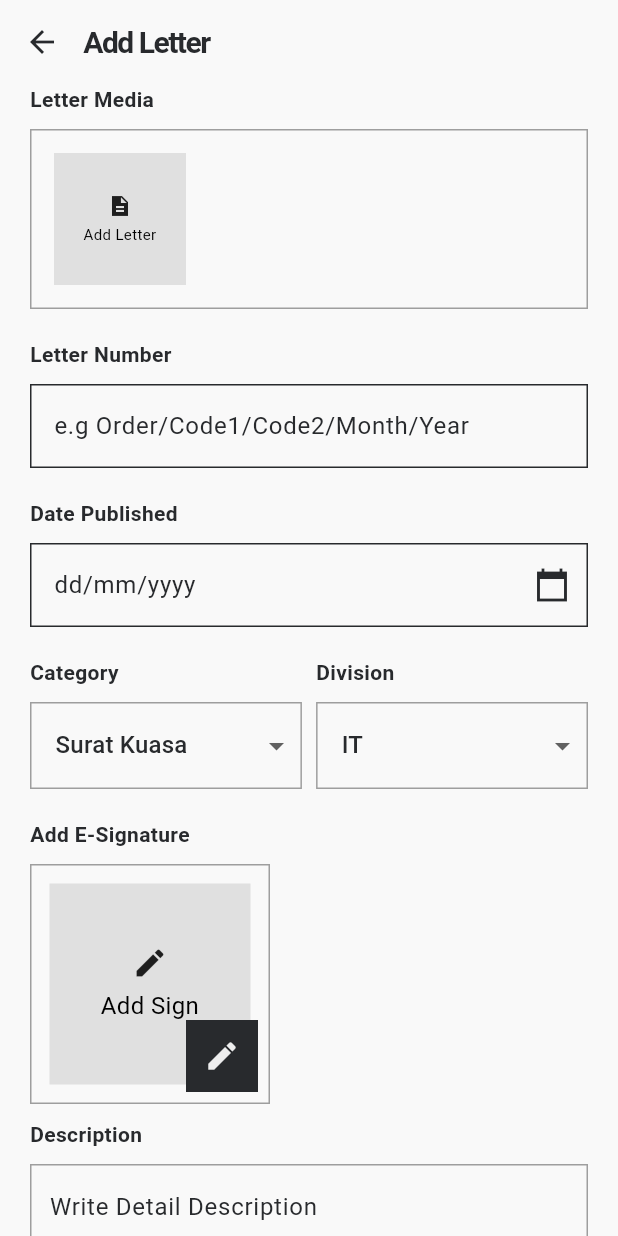
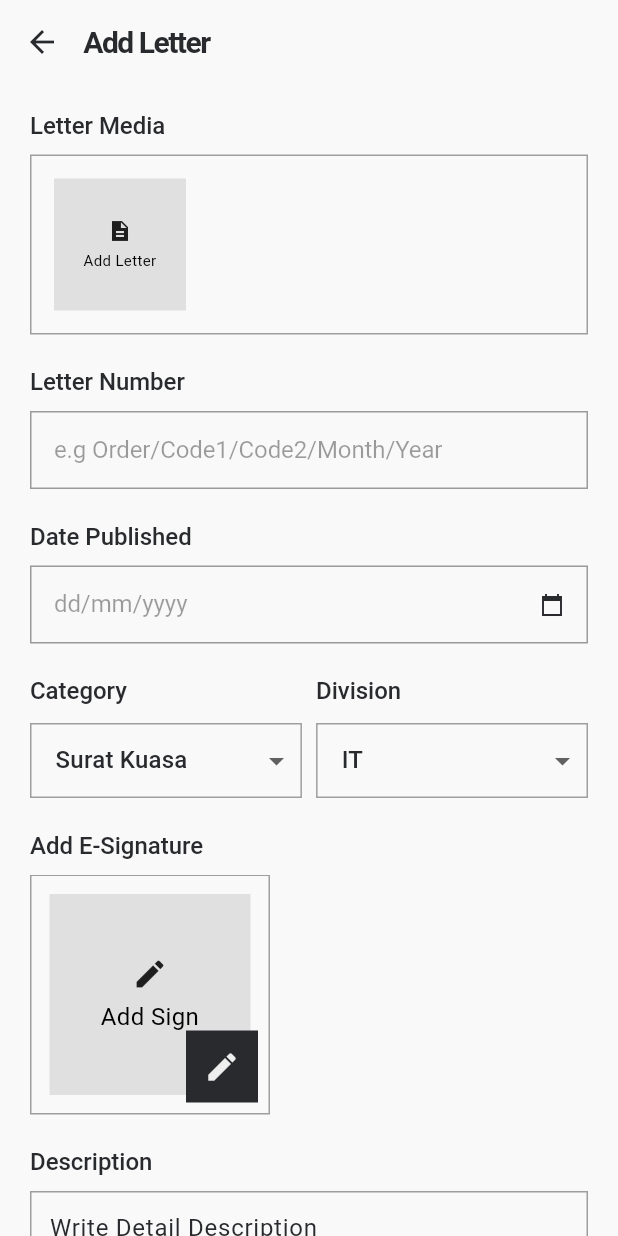
Before and after one commit to raymondtju/letterfly, a Flutter app: the HomePage screen opened by its route, after a tap on the "add" icon, on a phone screen of 412 x 824 dp. Run offline on Flutter 3.47's test engine with Material 3 defaults, Android fonts, the phone set to English and light mode, and no system bars; our stand-ins replace camera, flutter_svg, lottie; missing offline and left inert: flutter_signature_pad; Roboto replaces fonts that are missing (SF); statements that could not run were skipped.

Commit message:
refactor: styling add letter page

```diff
--- a/lib/addletter.dart
+++ b/lib/addletter.dart
@@ -4,6 +4,7 @@ import 'dart:ui' as ui;
 import 'package:Letterfly/components/letteritem.dart';
 import 'package:Letterfly/components/textstylefont.dart';
 import 'package:Letterfly/provider/letterfly_provider.dart';
+import 'package:Letterfly/utils/styles.dart';
 import 'package:flutter/cupertino.dart';
 import 'package:flutter/material.dart';
 import 'package:flutter/rendering.dart';
@@ -24,7 +25,7 @@ Future showSignatureDialog(
             const EdgeInsets.symmetric(horizontal: 20, vertical: 10),
         title: const Text(
           'Autograph',
-          style: TextStyle(fontWeight: FontWeight.bold),
+          style: DefaultStyles.labelStyle,
         ),
         content: Container(
           width: 400,
@@ -44,8 +45,12 @@ Future showSignatureDialog(
         actions: <Widget>[
           OutlinedButton(
             style: ButtonStyle(
-                shape: MaterialStateProperty.all(RoundedRectangleBorder(
-                    borderRadius: BorderRadius.circular(0)))),
+              shape: MaterialStateProperty.all(
+                RoundedRectangleBorder(
+                  borderRadius: BorderRadius.circular(0),
+                ),
+              ),
+            ),
             onPressed: () {
               signatureKey.currentState?.clear();
             },
@@ -89,7 +94,7 @@ class AddLetterPageState extends State<AddLetterPage> {
   List<String> itemsDivision = ['IT', 'ADMN', 'LOG', 'FO'];
   Uint8List? signImage;
 
-  List <String> TempPhotos = [];
+  List<String> TempPhotos = [];
 
   TextEditingController letternumberController = TextEditingController();
   TextEditingController datepublishedController = TextEditingController();
@@ -120,15 +125,15 @@ class AddLetterPageState extends State<AddLetterPage> {
       body: SingleChildScrollView(
         scrollDirection: Axis.vertical,
         child: Padding(
-          padding: const EdgeInsets.symmetric(horizontal: 20),
+          padding: const EdgeInsets.fromLTRB(20, 16, 20, 20),
           child: Column(
             crossAxisAlignment: CrossAxisAlignment.start,
             children: [
               const Text(
                 'Letter Media',
-                style: TextStyle(fontSize: 14, fontWeight: FontWeight.bold),
+                style: DefaultStyles.labelStyle,
               ),
-              const SizedBox(height: 10),
+              const SizedBox(height: 8),
               Row(
                 children: [
                   Expanded(
@@ -194,33 +199,33 @@ class AddLetterPageState extends State<AddLetterPage> {
                 ],
               ),
               const SizedBox(height: 20),
-              const Text('Letter Number',
-                  style: TextStyle(fontSize: 14, fontWeight: FontWeight.bold)),
-              const SizedBox(height: 10),
+              const Text(
+                'Letter Number',
+                style: DefaultStyles.labelStyle,
+              ),
+              const SizedBox(height: 8),
               TextField(
                 controller: letternumberController,
-                decoration: const InputDecoration(
-                  border: OutlineInputBorder(
-                    borderSide: BorderSide(color: Colors.grey),
-                    borderRadius: BorderRadius.all(Radius.circular(0)),
-                  ),
+                decoration: DefaultStyles.inputDecoration.copyWith(
                   hintText: 'e.g Order/Code1/Code2/Month/Year',
                 ),
               ),
               const SizedBox(height: 20),
-              const Text('Date Published',
-                  style: TextStyle(fontWeight: FontWeight.bold)),
-              const SizedBox(height: 10),
+              const Text(
+                'Date Published',
+                style: DefaultStyles.labelStyle,
+              ),
+              const SizedBox(height: 8),
               TextField(
                 controller: datepublishedController,
                 keyboardType: TextInputType.datetime,
-                decoration: const InputDecoration(
-                    border: OutlineInputBorder(
-                      borderSide: BorderSide(color: Colors.grey),
-                      borderRadius: BorderRadius.all(Radius.circular(0)),
+                decoration: DefaultStyles.inputDecoration.copyWith(
+                  hintText: 'dd/mm/yyyy',
+                  suffixIcon: const Icon(
+                    Icons.calendar_today_sharp,
+                    size: 16,
                   ),
-                    hintText: 'dd/mm/yyyy',
-                    suffixIcon: Icon(Icons.calendar_today_sharp)),
+                ),
               ),
               const SizedBox(height: 20),
               Row(
@@ -229,17 +234,20 @@ class AddLetterPageState extends State<AddLetterPage> {
                   Column(
                     crossAxisAlignment: CrossAxisAlignment.start,
                     children: [
-                      const Text('Category',
-                          style: TextStyle(fontWeight: FontWeight.bold)),
+                      const Text(
+                        'Category',
+                        style: DefaultStyles.labelStyle,
+                      ),
                       const SizedBox(height: 10),
                       Container(
                         width: MediaQuery.of(context).size.width * 0.44,
                         decoration: BoxDecoration(
-                            border: Border.all(color: Colors.grey)),
+                          border: Border.all(color: Colors.grey),
+                        ),
                         child: ButtonTheme(
                           alignedDropdown: true,
                           child: DropdownButton(
-                            padding: const EdgeInsets.symmetric(vertical: 4),
+                            padding: EdgeInsets.zero,
                             isExpanded: true,
                             items: itemsCategory.map((e) {
                               return DropdownMenuItem(
@@ -263,8 +271,10 @@ class AddLetterPageState extends State<AddLetterPage> {
                   Column(
                     crossAxisAlignment: CrossAxisAlignment.start,
                     children: [
-                      const Text('Division',
-                          style: TextStyle(fontWeight: FontWeight.bold)),
+                      const Text(
+                        'Division',
+                        style: DefaultStyles.labelStyle,
+                      ),
                       const SizedBox(height: 10),
                       Container(
                         width: MediaQuery.of(context).size.width * 0.44,
@@ -273,7 +283,7 @@ class AddLetterPageState extends State<AddLetterPage> {
                         child: ButtonTheme(
                           alignedDropdown: true,
                           child: DropdownButton(
-                            padding: const EdgeInsets.symmetric(vertical: 4),
+                            padding: EdgeInsets.zero,
                             isExpanded: true,
                             items: itemsDivision.map((e) {
                               return DropdownMenuItem(
@@ -299,10 +309,12 @@ class AddLetterPageState extends State<AddLetterPage> {
               const SizedBox(
                 height: 20,
               ),
-              const Text('Add E-Signature',
-                  style: TextStyle(fontWeight: FontWeight.bold)),
+              const Text(
+                'Add E-Signature',
+                style: DefaultStyles.labelStyle,
+              ),
               const SizedBox(
-                height: 10,
+                height: 8,
               ),
               // Stack(
               //   children: [
@@ -485,25 +497,29 @@ class AddLetterPageState extends State<AddLetterPage> {
                 ],
               ),
               const SizedBox(
-                height: 10,
+                height: 20,
               ),
-              const Text('Description',
-                  style: TextStyle(fontWeight: FontWeight.bold)),
+              const Text(
+                'Description',
+                style: DefaultStyles.labelStyle,
+              ),
               const SizedBox(
-                height: 10,
+                height: 8,
               ),
               Container(
                 decoration: BoxDecoration(
                   border: Border.all(color: Colors.grey),
-                    borderRadius: BorderRadius.circular(0)),
+                  borderRadius: BorderRadius.circular(0),
+                ),
                 height: 160,
                 // width: 200,
                 child: const Padding(
-                  padding:
-                      EdgeInsets.symmetric(horizontal: 12.0, vertical: 4.0),
+                  padding: EdgeInsets.symmetric(
+                    horizontal: 12.0,
+                    vertical: 0,
+                  ),
                   child: SingleChildScrollView(
                     child: TextField(
-                      // expands: true,
                       maxLines: null,
                       keyboardType: TextInputType.multiline,
                       decoration: InputDecoration(
@@ -528,20 +544,23 @@ class AddLetterPageState extends State<AddLetterPage> {
                       )),
                   onPressed: () {
                     DateTime currentDate = DateTime.now();
-                    String defaultDate = "${currentDate.day}/${currentDate.month}/${currentDate.year}";
-                    for (var gmbr in imagePaths){
+                    String defaultDate =
+                        "${currentDate.day}/${currentDate.month}/${currentDate.year}";
+                    for (var gmbr in imagePaths) {
                       TempPhotos.add(gmbr);
                     }
                     final letter = Letter(
                         imagePaths: TempPhotos,
                         letterNumber: letternumberController.text,
-                      datePublished: datepublishedController.text.isNotEmpty ? datepublishedController.text : defaultDate,
+                        datePublished: datepublishedController.text.isNotEmpty
+                            ? datepublishedController.text
+                            : defaultDate,
                         category: selectedCategory,
                         division: selectedDivision,
                         signatureImage: signImage,
-                      description: descriptionController.text
-                    );
-                    Provider.of<LetterFlyProvider>(context, listen: false).setLetters(letter);
+                        description: descriptionController.text);
+                    Provider.of<LetterFlyProvider>(context, listen: false)
+                        .setLetters(letter);
                     Navigator.pushNamed(context, "/sukses");
                     imagePaths.clear();
                   },
--- a/lib/home.dart
+++ b/lib/home.dart
@@ -155,9 +155,12 @@ class HomePage extends StatelessWidget {
                                     "No Recent File",
                                     style: subheadlineStyle,
                                   ),
-                                  const Text("Scan First Letter",
-                                      style: TextStyle(
-                                          fontWeight: FontWeight.bold)),
+                                  const Text(
+                                    "Scan First Letter",
+                                    style: TextStyle(
+                                      fontWeight: FontWeight.w500,
+                                    ),
+                                  ),
                                 ],
                               ),
                             ),
@@ -221,10 +224,7 @@ class HomePage extends StatelessWidget {
                       const SizedBox(height: 10),
                       const Text(
                         "Add Letter",
-                        style: TextStyle(
-                            fontWeight: FontWeight.bold,
-                            color: Colors.white,
-                            fontSize: 10),
+                        style: TextStyle(color: Colors.white, fontSize: 12),
                       )
                     ],
                   ),
@@ -266,9 +266,9 @@ class HomePage extends StatelessWidget {
                       const Text(
                         "Category",
                         style: TextStyle(
-                            fontWeight: FontWeight.bold,
-                            color: Colors.white,
-                            fontSize: 10),
+                          color: Colors.white,
+                          fontSize: 12,
+                        ),
                       )
                     ],
                   ),
@@ -308,9 +308,9 @@ class HomePage extends StatelessWidget {
                       const Text(
                         "Settings",
                         style: TextStyle(
-                            fontWeight: FontWeight.bold,
-                            color: Colors.white,
-                            fontSize: 10),
+                          color: Colors.white,
+                          fontSize: 12,
+                        ),
                       )
                     ],
                   )
--- a/lib/login.dart
+++ b/lib/login.dart
@@ -55,7 +55,7 @@ class _MyWidgetState extends State<MyWidget> {
                   style: DefaultStyles.labelStyle,
                 ),
                 const SizedBox(
-                  height: 10,
+                  height: 8,
                 ),
                 TextField(
                   controller: emailController,
@@ -71,7 +71,7 @@ class _MyWidgetState extends State<MyWidget> {
                   style: DefaultStyles.labelStyle,
                 ),
                 const SizedBox(
-                  height: 10,
+                  height: 8,
                 ),
                 TextField(
                   controller: passwordController,
--- a/lib/main.dart
+++ b/lib/main.dart
@@ -30,6 +30,7 @@ class MyApp extends StatelessWidget {
           return MaterialApp(
             themeMode: ThemeMode.light,
             theme: GlobalThemeData().lightThemeData,
+            debugShowCheckedModeBanner: false,
             initialRoute: "/welcome",
             routes: {
               '/welcome': (context) => const WelcomePage(),
--- a/lib/signup.dart
+++ b/lib/signup.dart
@@ -58,7 +58,7 @@ class _MyWidgetState extends State<MyWidget> {
                 style: DefaultStyles.labelStyle,
               ),
               SizedBox(
-                height: 10,
+                height: 8,
               ),
               TextField(
                 controller: UsernameController,
@@ -74,7 +74,7 @@ class _MyWidgetState extends State<MyWidget> {
                 style: DefaultStyles.labelStyle,
               ),
               SizedBox(
-                height: 10,
+                height: 8,
               ),
               TextField(
                 controller: EmailController,
@@ -90,7 +90,7 @@ class _MyWidgetState extends State<MyWidget> {
                 style: DefaultStyles.labelStyle,
               ),
               SizedBox(
-                height: 10,
+                height: 8,
               ),
               TextField(
                 controller: Password1Controller,
@@ -130,7 +130,7 @@ class _MyWidgetState extends State<MyWidget> {
                 style: DefaultStyles.labelStyle,
               ),
               const SizedBox(
-                height: 10,
+                height: 8,
               ),
               TextField(
                 controller: Password2Controller,
```
Lines whose indentation alone changed are shown as unchanged.
